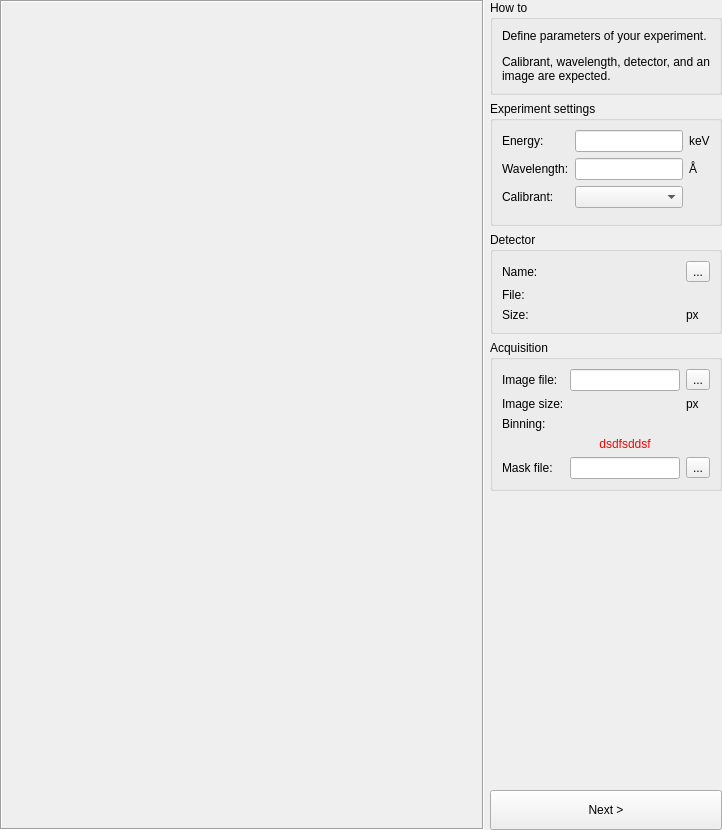
Old version of the form pyFAI/resources/gui/calibration-experiment.ui in the repository silx-kit/pyFAI.
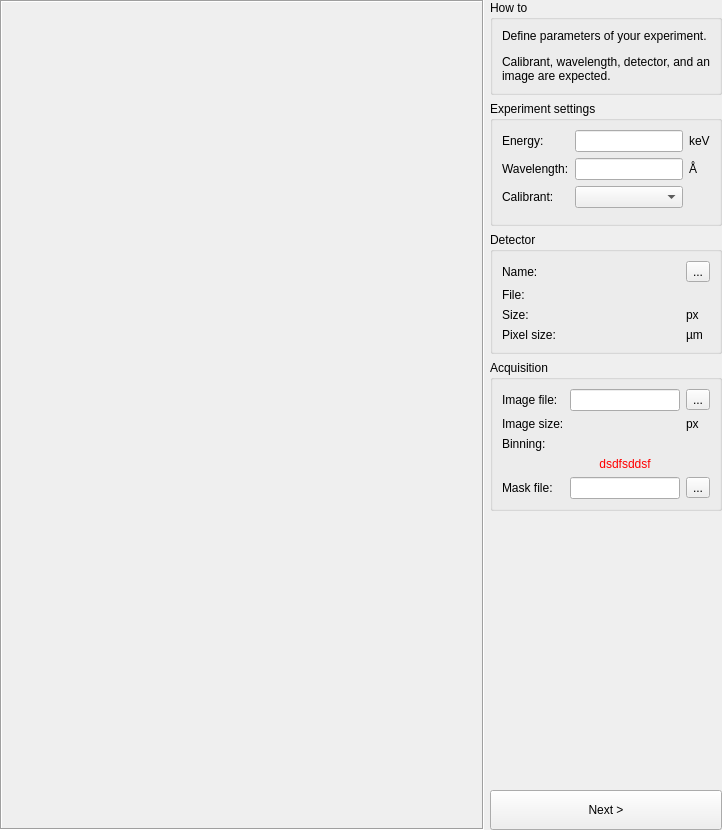
New version of the form. Custom widgets are drawn as their Qt base class.

Commit message: Display detector pixel size

Diff of the .ui file:
```diff
--- a/pyFAI/resources/gui/calibration-experiment.ui
+++ b/pyFAI/resources/gui/calibration-experiment.ui
@@ -238,6 +238,33 @@
            </property>
           </widget>
          </item>
+         <item row="3" column="0">
+          <widget class="QLabel" name="_detectorPixelSizeLabel">
+           <property name="toolTip">
+            <string>Detector pixel size without binning</string>
+           </property>
+           <property name="text">
+            <string>Pixel size:</string>
+           </property>
+          </widget>
+         </item>
+         <item row="3" column="2">
+          <widget class="QLabel" name="_detectorPixelSizeUnit">
+           <property name="text">
+            <string>µm</string>
+           </property>
+          </widget>
+         </item>
+         <item row="3" column="1">
+          <widget class="QLabel" name="_detectorPixelSize">
+           <property name="text">
+            <string/>
+           </property>
+           <property name="alignment">
+            <set>Qt::AlignRight|Qt::AlignTrailing|Qt::AlignVCenter</set>
+           </property>
+          </widget>
+         </item>
         </layout>
        </widget>
       </item>
```
Left out of the diff: 26 changed lines with no effect on the pictures. The commit also changes 1 other file.
